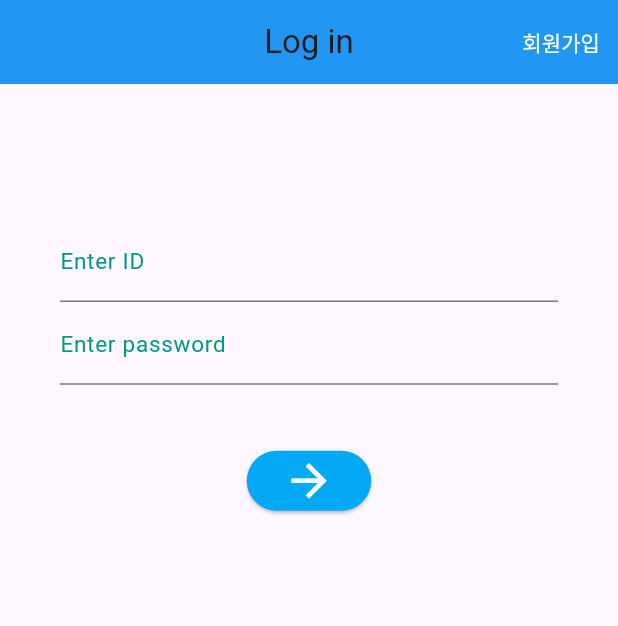
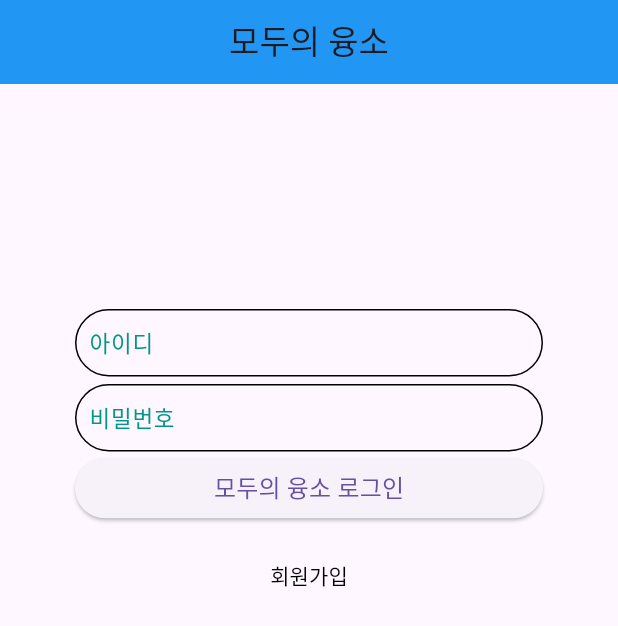
Before and after one commit to CSID-DGU/2023-2-OSSProj-eoEo-5, a Flutter app: the screen it shows after launch, on a phone screen of 412 x 824 dp. Shown: the top 626 px of the screen. Run offline on Flutter 3.47's test engine with Material 3 defaults, Android fonts, the phone set to English and light mode, and no system bars; our stand-ins replace get, shared_preferences, syncfusion_flutter_charts.

Commit message:
login_회원가입&간격_변경

```diff
--- a/frontend/lib/screen/login.dart
+++ b/frontend/lib/screen/login.dart
@@ -31,24 +31,16 @@ class _LogInState extends State<LoginScreen> {
   Widget build(BuildContext context) {
     return Scaffold(
       appBar: AppBar(
-        title: Text('Log in'),
+        title: Text('모두의 융소'),
         elevation: 0.0,
         backgroundColor: Colors.blue,
         centerTitle: true,
         actions: <Widget>[
-          TextButton(
-              child: Text("회원가입", style: TextStyle(color: Colors.white)),
-              onPressed: () {
-                Navigator.push(
-                    context,
-                    MaterialPageRoute(
-                        builder: (BuildContext context) => Registerpage()));
-              })
         ],
       ),
       body: Column(
         children: [
-          Padding(padding: EdgeInsets.only(top: 50)),
+          Padding(padding: EdgeInsets.only(top: 100)),
           Form(
               child: Theme(
             data: ThemeData(
@@ -56,57 +48,105 @@ class _LogInState extends State<LoginScreen> {
                 inputDecorationTheme: InputDecorationTheme(
                     labelStyle: TextStyle(color: Colors.teal, fontSize: 15.0))),
             child: Container(
-                padding: EdgeInsets.all(40.0),
+                padding: EdgeInsets.all(50.0),
                 // 키보드가 올라와서 만약 스크린 영역을 차지하는 경우 스크롤이 되도록
                 // SingleChildScrollView으로 감싸 줌
                 child: SingleChildScrollView(
                   child: Column(
                     children: [
-                      TextField(
+                      Container(
+                        height:45.0,
+                        decoration: BoxDecoration(
+                          border: Border.all(
+                            color: Colors.black,
+                            width: 1.0,
+                          ),
+                          borderRadius: BorderRadius.all(Radius.circular(30.0)),
+                        ),
+                        child: TextField(
                           controller: controller,
-                        decoration: InputDecoration(labelText: 'Enter ID'),
+                          decoration: InputDecoration(
+                            labelText: '  아이디',
+                            border: InputBorder.none, // Remove internal TextField border
+                          ),
                           keyboardType: TextInputType.text,
+                          style: TextStyle(
+                            color: Colors.grey, // 텍스트의 색상을 회색으로 변경
                           ),
-                      TextField(
+                        ),
+                      ),
+                      SizedBox(height: 5.0), // Add some spacing between the text fields
+                      Container(
+                        height:45.0,
+                        decoration: BoxDecoration(
+                          border: Border.all(
+                            color: Colors.black,
+                            width: 1.0,
+                          ),
+                          borderRadius: BorderRadius.all(Radius.circular(30.0)),
+                        ),
+                        child: TextField(
                           controller: controller2,
-                        decoration:
-                            InputDecoration(labelText: 'Enter password'),
+                          decoration: InputDecoration(
+                            labelText: '  비밀번호',
+                            border: InputBorder.none, // Remove internal TextField border
+                          ),
                           keyboardType: TextInputType.text,
-                        obscureText: true, // 비밀번호 안보이도록 하는 것
+                          obscureText: true,
+                          style: TextStyle(
+                            color: Colors.grey, // 텍스트의 색상을 회색으로 변경
                           ),
-                      SizedBox(
-                        height: 40.0,
                         ),
-                      ButtonTheme(
-                          minWidth: 100.0,
+                      ),
+                      SizedBox(height: 0.5), // Add some spacing before the button
+                      Container(
+                        width: double.infinity, // Make the width match the parent
+                        child: ButtonTheme(
+                          minWidth: double.infinity, // Set the minWidth to match the parent's width
                           height: 50.0,
                           child: ElevatedButton(
                             onPressed: () {
-                              login(controller.text, controller2.text)
-                                  .then((response) {
+                              login(controller.text, controller2.text).then((response) {
                                 if (response) {
                                   Navigator.pushAndRemoveUntil(
                                     context,
                                     MaterialPageRoute(
-                                        builder: (BuildContext context) =>
-                                            HomeScreen(),
+                                      builder: (BuildContext context) => HomeScreen(),
                                     ),
-                                      (Route<dynamic> route) => false);
+                                        (Route<dynamic> route) => false,
+                                  );
                                 } else {
-                                  showSnackBar(
-                                      context, Text('Check your info again'));
+                                  showSnackBar(context, Text('Check your info again'));
                                 }
                               });
                             },
-                            child: Icon(
-                              Icons.arrow_forward,
-                              color: Colors.white,
-                              size: 35.0,
+                            child: Text(
+                              '모두의 융소 로그인',
+                              style: TextStyle(
+                                fontSize: 16.0,
+                              ),
                             ),
                             style: ElevatedButton.styleFrom(
-                              backgroundColor: Colors.lightBlue,
+
+                              shape: RoundedRectangleBorder(
+                                borderRadius: BorderRadius.circular(30.0),
                               ),
-                          ))
+                            ),
+                          ),
+                        ),
+                      ),
+                      SizedBox(height: 10.0), // Adjust spacing before the Register button
+                      TextButton(
+                        child: Text("회원가입", style: TextStyle(color: Colors.black)),
+                        onPressed: () {
+                          Navigator.push(
+                            context,
+                            MaterialPageRoute(
+                              builder: (BuildContext context) => Registerpage(),
+                            ),
+                          );
+                        },
+                      ),
                     ],
                   ),
                 )),
```
Lines whose indentation alone changed are shown as unchanged.
